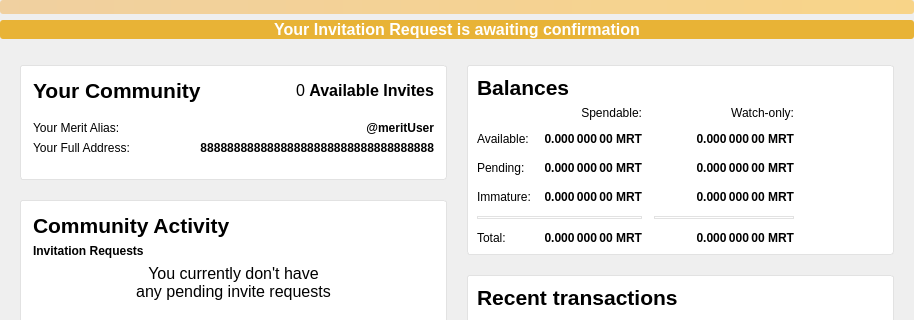
First picture: the form in src/qt/forms/overviewpage.ui, repository meritlabs/merit, before the edit; both pictures show x 0 to 914 and y 0 to 320 of the 914 by 682 pixel window.
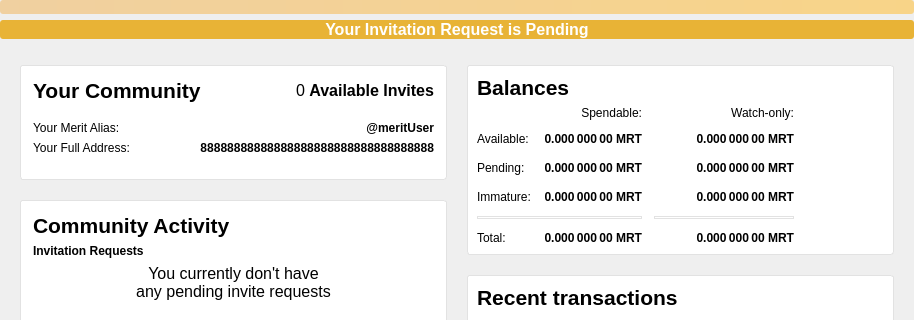
Second picture: the form after the edit. Icons and pictures are not drawn.

Commit message: Change message on top to be simpler.

What changed in the file:
```diff
--- a/src/qt/forms/overviewpage.ui
+++ b/src/qt/forms/overviewpage.ui
@@ -67,7 +67,7 @@
 background-color: rgb(232, 179, 54);</string>
      </property>
      <property name="text">
-      <string>&lt;html&gt;&lt;head/&gt;&lt;body&gt;&lt;p align=&quot;center&quot;&gt;&lt;span style=&quot; font-size:12pt; font-weight:600;&quot;&gt;Your Invitation Request is awaiting confirmation&lt;/span&gt;&lt;/p&gt;&lt;/body&gt;&lt;/html&gt;</string>
+      <string>&lt;html&gt;&lt;head/&gt;&lt;body&gt;&lt;p align=&quot;center&quot;&gt;&lt;span style=&quot; font-size:12pt; font-weight:600;&quot;&gt;Your Invitation Request is Pending&lt;/span&gt;&lt;/p&gt;&lt;/body&gt;&lt;/html&gt;</string>
      </property>
      <property name="margin">
       <number>10</number>
```
